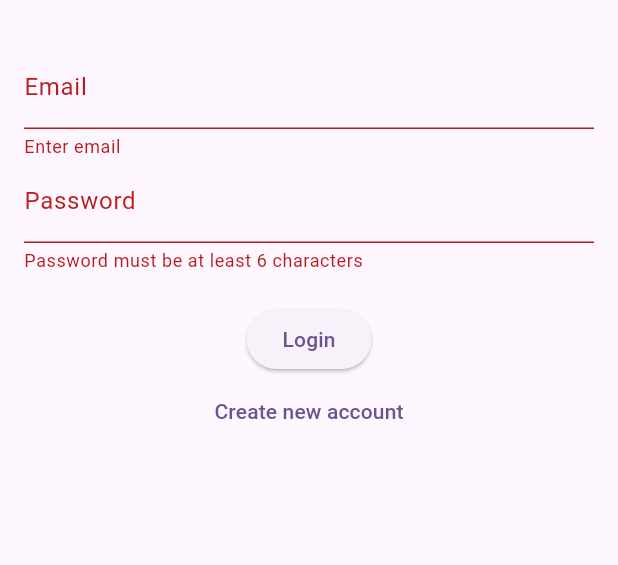
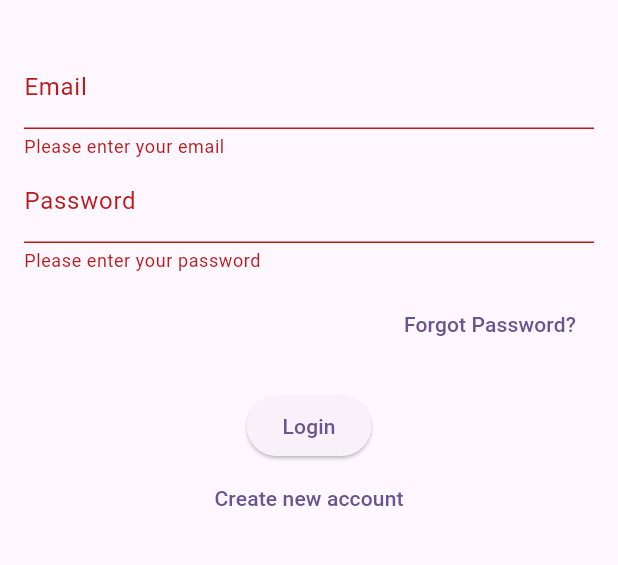
Before and after one commit to TendaniSadiki/k53_simulator, a Flutter app: the screen it shows after launch, after a tap on "Login", on a phone screen of 412 x 824 dp, the part 63-628 px from its top. Run offline on Flutter 3.47's test engine with Material 3 defaults, Android fonts, the phone set to English and light mode, and no system bars; our stand-ins replace cloud_firestore, firebase_auth, firebase_core, share_plus; accounts and stored records are empty.

Commit message:
{Auth} added

```diff
--- a/lib/main.dart
+++ b/lib/main.dart
@@ -5,6 +5,7 @@ import 'firebase_options.dart';
 import 'package:firebase_auth/firebase_auth.dart';
 import 'screens/auth_screen.dart';
 import 'screens/home_screen.dart';
+import 'screens/email_verification_screen.dart';
 
 void main() async {
   WidgetsFlutterBinding.ensureInitialized();
@@ -30,10 +31,17 @@ class MyApp extends StatelessWidget {
         useMaterial3: true,
       ),
       home: StreamBuilder<User?>(
-        stream: FirebaseAuth.instance.authStateChanges(),
+        stream: FirebaseAuth.instance.userChanges(),
         builder: (context, snapshot) {
           if (snapshot.connectionState == ConnectionState.active) {
-            return snapshot.hasData ? HomeScreen() : AuthScreen();
+            final user = snapshot.data;
+            if (user == null) {
+              return AuthScreen();
+            } else if (!user.emailVerified) {
+              return EmailVerificationScreen();
+            } else {
+              return HomeScreen();
+            }
           }
           return Scaffold(
             body: Center(child: CircularProgressIndicator()),
--- a/lib/screens/auth_screen.dart
+++ b/lib/screens/auth_screen.dart
@@ -1,5 +1,7 @@
 import 'package:flutter/material.dart';
+import 'package:firebase_auth/firebase_auth.dart';
 import '../services/auth_service.dart';
+import '../services/error_service.dart';
 
 class AuthScreen extends StatefulWidget {
   const AuthScreen({super.key});
@@ -21,18 +23,72 @@ class _AuthScreenState extends State<AuthScreen> {
       setState(() => _isLoading = true);
       try {
         if (_isLogin) {
-          await _auth.signIn(
-              _emailController.text, _passwordController.text);
+          await _auth.signIn(_emailController.text, _passwordController.text);
         } else {
-          await _auth.register(
-              _emailController.text, _passwordController.text);
+          await _auth.register(_emailController.text, _passwordController.text);
+          // Show verification email sent modal only if widget is still mounted
+          if (mounted) {
+            showDialog(
+              context: context,
+              builder: (ctx) => AlertDialog(
+                title: const Text('Verify Your Email'),
+                content: const Text(
+                  'A verification email has been sent to your inbox. '
+                  'Please check your email and click the verification link to activate your account.'
+                ),
+                actions: [
+                  TextButton(
+                    onPressed: () => Navigator.pop(ctx),
+                    child: const Text('OK'),
+                  ),
+                ],
+              ),
+            );
+          }
+        }
+      } on FirebaseAuthException catch (e) {
+        if (mounted) {
+          ErrorService.showErrorDialog(context, ErrorService.getAuthErrorMessage(e));
         }
       } catch (e) {
+        if (mounted) {
+          ErrorService.showErrorDialog(context, 'An unexpected error occurred');
+        }
+      } finally {
+        if (mounted) {
+          setState(() => _isLoading = false);
+        }
+      }
+    }
+  }
+
+  void _forgotPassword() async {
+    if (_emailController.text.isEmpty) {
+      ErrorService.showErrorDialog(context, 'Please enter your email address');
+      return;
+    }
+
+    try {
+      setState(() => _isLoading = true);
+      await _auth.sendPasswordResetEmail(_emailController.text);
+      if (mounted) {
+        setState(() => _isLoading = false);
         ScaffoldMessenger.of(context).showSnackBar(
-          SnackBar(content: Text('Authentication failed: $e')),
+          const SnackBar(content: Text('Password reset email sent')),
         );
       }
-      setState(() => _isLoading = false);
+    } on FirebaseAuthException catch (e) {
+      if (mounted) {
+        ErrorService.showErrorDialog(context, ErrorService.getAuthErrorMessage(e));
+      }
+    } catch (e) {
+      if (mounted) {
+        ErrorService.showErrorDialog(context, 'Failed to send reset email');
+      }
+    } finally {
+      if (mounted) {
+        setState(() => _isLoading = false);
+      }
     }
   }
 
@@ -50,16 +106,44 @@ class _AuthScreenState extends State<AuthScreen> {
                 controller: _emailController,
                 decoration: const InputDecoration(labelText: 'Email'),
                 keyboardType: TextInputType.emailAddress,
-                validator: (value) => value!.isEmpty ? 'Enter email' : null,
+                validator: (value) {
+                  if (value == null || value.isEmpty) {
+                    return 'Please enter your email';
+                  }
+                  if (!RegExp(r'^[^@]+@[^@]+\.[^@]+').hasMatch(value)) {
+                    return 'Please enter a valid email';
+                  }
+                  return null;
+                },
               ),
               TextFormField(
                 controller: _passwordController,
                 decoration: const InputDecoration(labelText: 'Password'),
                 obscureText: true,
-                validator: (value) => value!.length < 6
-                    ? 'Password must be at least 6 characters'
-                    : null,
+                validator: (value) {
+                  if (value == null || value.isEmpty) {
+                    return 'Please enter your password';
+                  }
+                  if (value.length < 8) {
+                    return 'Password must be at least 8 characters';
+                  }
+                  if (!RegExp(r'[A-Z]').hasMatch(value) ||
+                      !RegExp(r'[a-z]').hasMatch(value) ||
+                      !RegExp(r'[0-9]').hasMatch(value)) {
+                    return 'Password must include letters and numbers';
+                  }
+                  return null;
+                },
               ),
+              const SizedBox(height: 10),
+              if (_isLogin)
+                Align(
+                  alignment: Alignment.centerRight,
+                  child: TextButton(
+                    onPressed: _forgotPassword,
+                    child: const Text('Forgot Password?'),
+                  ),
+                ),
               const SizedBox(height: 20),
               _isLoading
                   ? const CircularProgressIndicator()
```
Also changed, not shown: lib/screens/email_verification_screen.dart (added, +76 -0 lines), lib/services/auth_service.dart (+22 -24 lines), lib/services/error_service.dart (added, +41 -0 lines).
